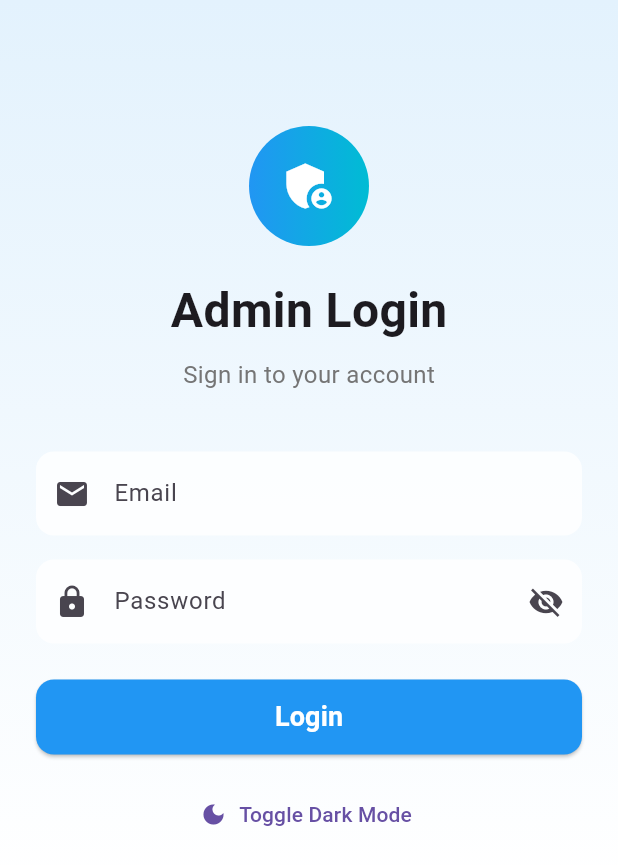
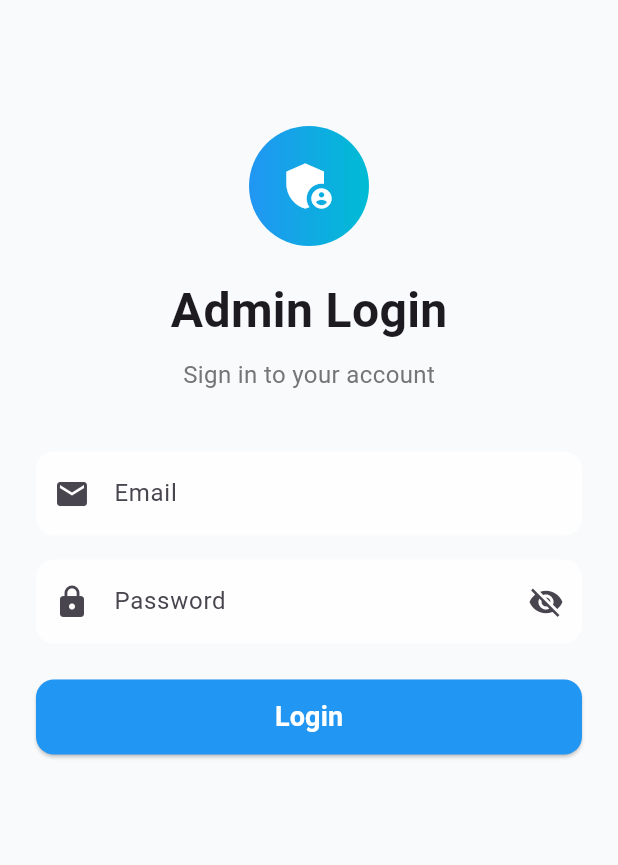
Before and after one commit to vaishvi16/project_management_admin, a Flutter app: the screen it shows after launch, on a phone screen of 412 x 824 dp. Shown: the top 865 px of the screen. Run offline on Flutter 3.47's test engine with Material 3 defaults, Android fonts, the phone set to English and light mode, and no system bars; our stand-ins replace connectivity_plus, shared_preferences.

Commit message:
Remove Dark Mode

```diff
--- a/lib/screens/login_screen.dart
+++ b/lib/screens/login_screen.dart
@@ -24,18 +24,8 @@ class _LoginScreenState extends State<LoginScreen> {
 
   @override
   Widget build(BuildContext context) {
-    final themeProvider = Provider.of<ThemeProvider>(context);
     return Scaffold(
       body: Container(
-        decoration: BoxDecoration(
-          gradient: LinearGradient(
-            begin: Alignment.topCenter,
-            end: Alignment.bottomCenter,
-            colors: themeProvider.currentTheme.brightness == Brightness.light
-                ? [Colors.blue.shade50, Colors.white]
-                : [Colors.indigo.shade900, Colors.black],
-          ),
-        ),
         child: SafeArea(
           child: SingleChildScrollView(
             padding: const EdgeInsets.all(24),
@@ -122,12 +112,7 @@ class _LoginScreenState extends State<LoginScreen> {
                     ),
                   ),
                   const SizedBox(height: 16),
-                  // Theme Toggle (for demo)
-                  TextButton.icon(
-                    onPressed: () => themeProvider.toggleTheme(),
-                    icon: Icon(themeProvider.currentThemeMode == ThemeMode.dark ? Icons.light_mode : Icons.dark_mode),
-                    label: Text('Toggle ${themeProvider.currentThemeMode == ThemeMode.dark ? 'Light' : 'Dark'} Mode'),
-                  ),
+
                 ],
               ),
             ),
```
Also changed, not shown: pubspec.lock.
